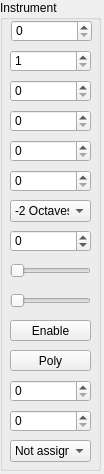
Qt form qinstrument.ui (LasDesu/fb01editor) before a commit.
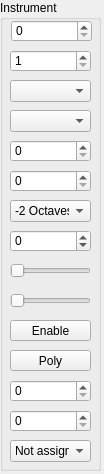
The same form after that commit.

The edit to the form file:
```diff
--- a/qinstrument.ui
+++ b/qinstrument.ui
@@ -54,32 +54,6 @@
      <number>16</number>
     </property>
    </widget>
-   <widget class="QSpinBox" name="spnBox_upper">
-    <property name="geometry">
-     <rect>
-      <x>10</x>
-      <y>80</y>
-      <width>81</width>
-      <height>22</height>
-     </rect>
-    </property>
-    <property name="maximum">
-     <number>127</number>
-    </property>
-   </widget>
-   <widget class="QSpinBox" name="spnBox_lower">
-    <property name="geometry">
-     <rect>
-      <x>10</x>
-      <y>110</y>
-      <width>81</width>
-      <height>22</height>
-     </rect>
-    </property>
-    <property name="maximum">
-     <number>127</number>
-    </property>
-   </widget>
    <widget class="QSpinBox" name="spnBox_bank">
     <property name="geometry">
      <rect>
@@ -282,6 +256,26 @@
      </property>
     </item>
    </widget>
+   <widget class="QComboBox" name="cmbBox_upper">
+    <property name="geometry">
+     <rect>
+      <x>10</x>
+      <y>80</y>
+      <width>81</width>
+      <height>22</height>
+     </rect>
+    </property>
+   </widget>
+   <widget class="QComboBox" name="cmbBox_lower">
+    <property name="geometry">
+     <rect>
+      <x>10</x>
+      <y>110</y>
+      <width>81</width>
+      <height>22</height>
+     </rect>
+    </property>
+   </widget>
   </widget>
  </widget>
  <resources/>
```
Left out of the diff: 4 changed lines with no effect on the pictures.
